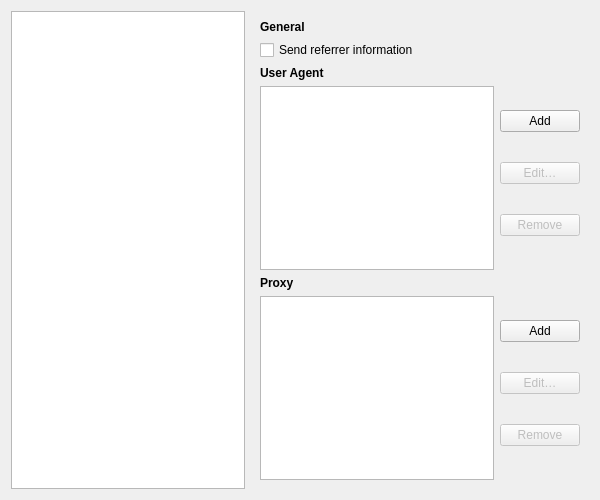
Qt form src/ui/preferences/PreferencesAdvancedPageWidget.ui (OtterBrowser/otter-browser) before a commit.
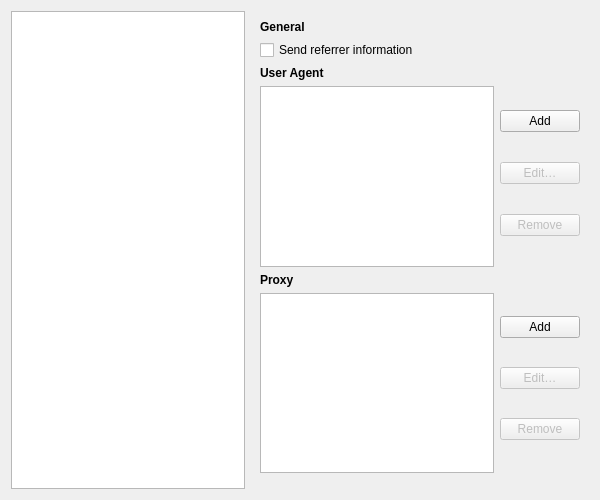
The same form after that commit. The open tabs and pages were chosen to show the change. Custom widgets are drawn as their Qt base class.

Patch:
```diff
--- a/src/ui/preferences/PreferencesAdvancedPageWidget.ui
+++ b/src/ui/preferences/PreferencesAdvancedPageWidget.ui
@@ -972,12 +972,6 @@
          <property name="orientation">
           <enum>Qt::Vertical</enum>
          </property>
-         <property name="sizeHint" stdset="0">
-          <size>
-           <width>0</width>
-           <height>0</height>
-          </size>
-         </property>
         </spacer>
        </item>
       </layout>
```
Left out of the diff: 22 changed lines with no effect on the pictures.
